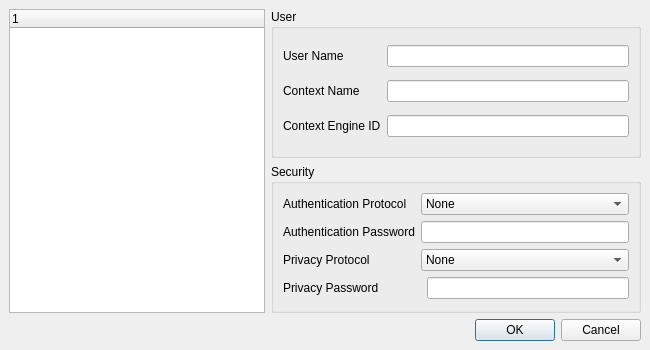
verrio/snmpb, file app/usmprofile.ui: the form before one commit.
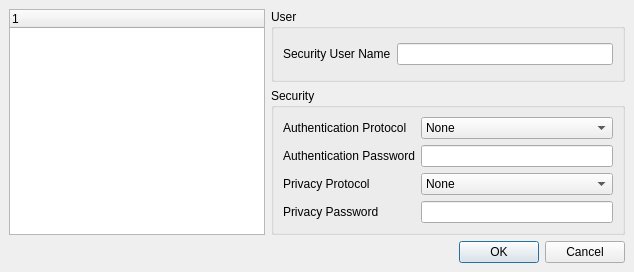
The form after the commit. Icons and pictures are not drawn.

Commit message: Implemented SNMPv3 users (USM) configuration

Patch:
```diff
--- a/app/usmprofile.ui
+++ b/app/usmprofile.ui
@@ -5,8 +5,8 @@
    <rect>
     <x>0</x>
     <y>0</y>
-    <width>650</width>
-    <height>350</height>
+    <width>634</width>
+    <height>272</height>
    </rect>
   </property>
   <property name="sizePolicy" >
@@ -52,14 +52,14 @@
       <property name="spacing" >
        <number>6</number>
       </property>
-      <item row="3" column="2" >
+      <item row="3" column="1" >
        <widget class="QLineEdit" name="PrivPass" >
         <property name="echoMode" >
          <enum>QLineEdit::Password</enum>
         </property>
        </widget>
       </item>
-      <item row="2" column="1" colspan="2" >
+      <item row="2" column="1" >
        <widget class="QComboBox" name="PrivProtocol" >
         <item>
          <property name="text" >
@@ -93,14 +93,14 @@
         </item>
        </widget>
       </item>
-      <item row="1" column="1" colspan="2" >
+      <item row="1" column="1" >
        <widget class="QLineEdit" name="AuthPass" >
         <property name="echoMode" >
          <enum>QLineEdit::Password</enum>
         </property>
        </widget>
       </item>
-      <item row="0" column="1" colspan="2" >
+      <item row="0" column="1" >
        <widget class="QComboBox" name="AuthProtocol" >
         <item>
          <property name="text" >
@@ -119,13 +119,6 @@
         </item>
        </widget>
       </item>
-      <item row="3" column="0" colspan="2" >
-       <widget class="QLabel" name="PrivPassL" >
-        <property name="text" >
-         <string>Privacy Password</string>
-        </property>
-       </widget>
-      </item>
       <item row="2" column="0" >
        <widget class="QLabel" name="PrivProtocolL" >
         <property name="text" >
@@ -147,14 +140,18 @@
         </property>
        </widget>
       </item>
+      <item row="3" column="0" >
+       <widget class="QLabel" name="PrivPassL" >
+        <property name="text" >
+         <string>Privacy Password</string>
+        </property>
+       </widget>
+      </item>
      </layout>
     </widget>
    </item>
    <item row="0" column="1" >
     <widget class="QGroupBox" name="User" >
-     <property name="enabled" >
-      <bool>true</bool>
-     </property>
      <property name="title" >
       <string>User</string>
      </property>
@@ -171,33 +168,7 @@
       <item row="0" column="0" >
        <widget class="QLabel" name="UserNameL" >
         <property name="text" >
-         <string>User Name</string>
-        </property>
-       </widget>
-      </item>
-      <item row="2" column="1" >
-       <widget class="QLineEdit" name="EngineID" />
-      </item>
-      <item row="1" column="1" >
-       <widget class="QLineEdit" name="ContextName" />
-      </item>
-      <item row="2" column="0" >
-       <widget class="QLabel" name="EngineIDL" >
-        <property name="toolTip" >
-         <string>Can be left empty</string>
-        </property>
-        <property name="text" >
-         <string>Context Engine ID</string>
-        </property>
-       </widget>
-      </item>
-      <item row="1" column="0" >
-       <widget class="QLabel" name="ContextNameL" >
-        <property name="toolTip" >
-         <string>Can be left empty</string>
-        </property>
-        <property name="text" >
-         <string>Context Name</string>
+         <string>Security User Name</string>
         </property>
        </widget>
       </item>
```
Left out of the diff: 37 changed lines with no effect on the pictures. The commit also changes 8 other files.
